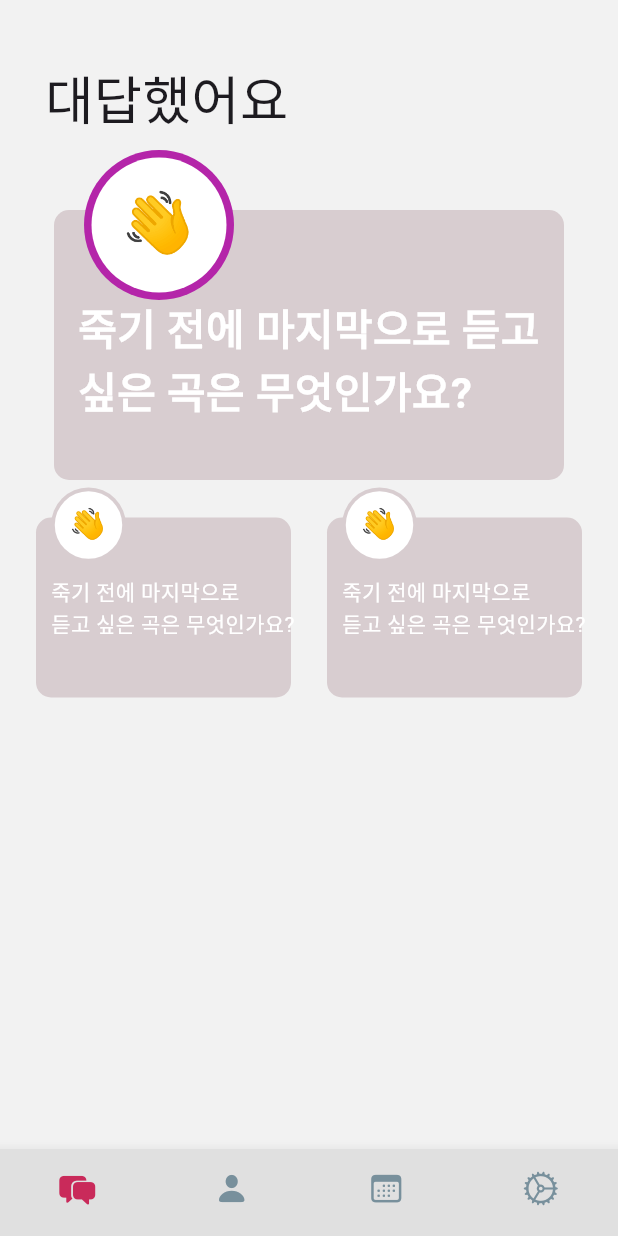
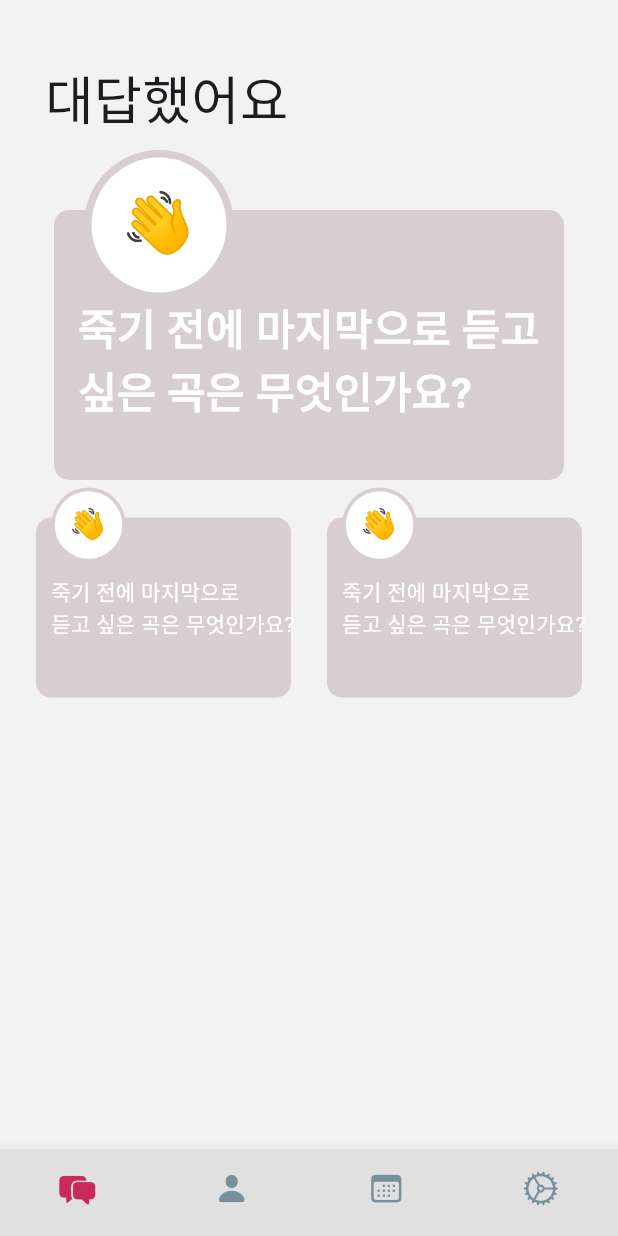
Before and after one commit to team-ummmm/MUSIQ_FRONT, a Flutter app: the screen it shows after launch, on a phone screen of 412 x 824 dp. Run offline on Flutter 3.47's test engine with Material 2 defaults, Android fonts, the phone set to English and light mode, and no system bars; our stand-ins replace flutter_calendar_carousel; Roboto replaces fonts that are missing (AppleSDGothicNeo).

Commit message:
fix main question card

```diff
--- a/lib/widgets/main_question_card.dart
+++ b/lib/widgets/main_question_card.dart
@@ -46,7 +46,8 @@ class MainQuestionCard extends StatelessWidget {
         left: 20,
         child: Container(
           decoration: BoxDecoration(
-              borderRadius: BorderRadius.circular(100), color: AppColor.color2),
+              borderRadius: BorderRadius.circular(100),
+              color: AppColor.defaultColor),
           height: 100,
           width: 100,
         ),
```
